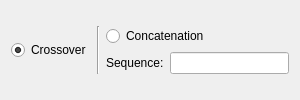
Qt form AdenitaCoreSE/form/SEConnectSSDNAEditorGUI.ui (edellano/Adenita-SAMSON-Edition) before a commit.
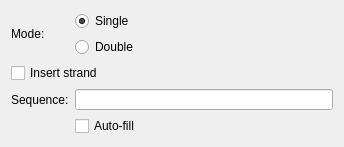
The same form after that commit.

Commit message: Added insertion of strand when connecting both ssDNA and dsDNA Put dsDNA connection with ssDNA in a "DNA Connection Tool"

Patch:
```diff
--- a/AdenitaCoreSE/form/SEConnectSSDNAEditorGUI.ui
+++ b/AdenitaCoreSE/form/SEConnectSSDNAEditorGUI.ui
@@ -6,14 +6,14 @@
    <rect>
     <x>0</x>
     <y>0</y>
-    <width>300</width>
-    <height>100</height>
+    <width>344</width>
+    <height>147</height>
    </rect>
   </property>
   <property name="minimumSize">
    <size>
-    <width>300</width>
-    <height>100</height>
+    <width>344</width>
+    <height>147</height>
    </size>
   </property>
   <property name="windowTitle">
@@ -22,37 +22,51 @@
   <layout class="QVBoxLayout" name="verticalLayout">
    <item>
     <layout class="QGridLayout" name="gridLayout">
-     <item row="1" column="3">
-      <widget class="QLabel" name="label">
-       <property name="text">
-        <string>Sequence:</string>
-       </property>
-      </widget>
-     </item>
-     <item row="0" column="3" colspan="2">
-      <widget class="QRadioButton" name="rdnConcat">
-       <property name="text">
-        <string>Concatenation</string>
-       </property>
-      </widget>
-     </item>
-     <item row="1" column="4">
+     <item row="3" column="1">
       <widget class="QLineEdit" name="lineSequence"/>
      </item>
-     <item row="0" column="0" rowspan="2" colspan="2">
-      <widget class="QRadioButton" name="rdnCrossover">
+     <item row="0" column="1">
+      <widget class="QRadioButton" name="rdnSS">
        <property name="text">
-        <string>Crossover</string>
+        <string>Single</string>
        </property>
        <property name="checked">
         <bool>true</bool>
        </property>
       </widget>
      </item>
-     <item row="0" column="2" rowspan="2">
-      <widget class="Line" name="line">
-       <property name="orientation">
-        <enum>Qt::Vertical</enum>
+     <item row="0" column="0" rowspan="2">
+      <widget class="QLabel" name="label_2">
+       <property name="text">
+        <string>Mode:</string>
+       </property>
+      </widget>
+     </item>
+     <item row="3" column="0">
+      <widget class="QLabel" name="label">
+       <property name="text">
+        <string>Sequence:</string>
+       </property>
+      </widget>
+     </item>
+     <item row="4" column="1">
+      <widget class="QCheckBox" name="chkAuto">
+       <property name="text">
+        <string>Auto-fill</string>
+       </property>
+      </widget>
+     </item>
+     <item row="2" column="0" colspan="2">
+      <widget class="QCheckBox" name="chkConcat">
+       <property name="text">
+        <string>Insert strand</string>
+       </property>
+      </widget>
+     </item>
+     <item row="1" column="1">
+      <widget class="QRadioButton" name="rdnDS">
+       <property name="text">
+        <string>Double</string>
        </property>
       </widget>
      </item>
```
Left out of the diff: 98 changed lines with no effect on the pictures. The commit also changes 7 other files.
